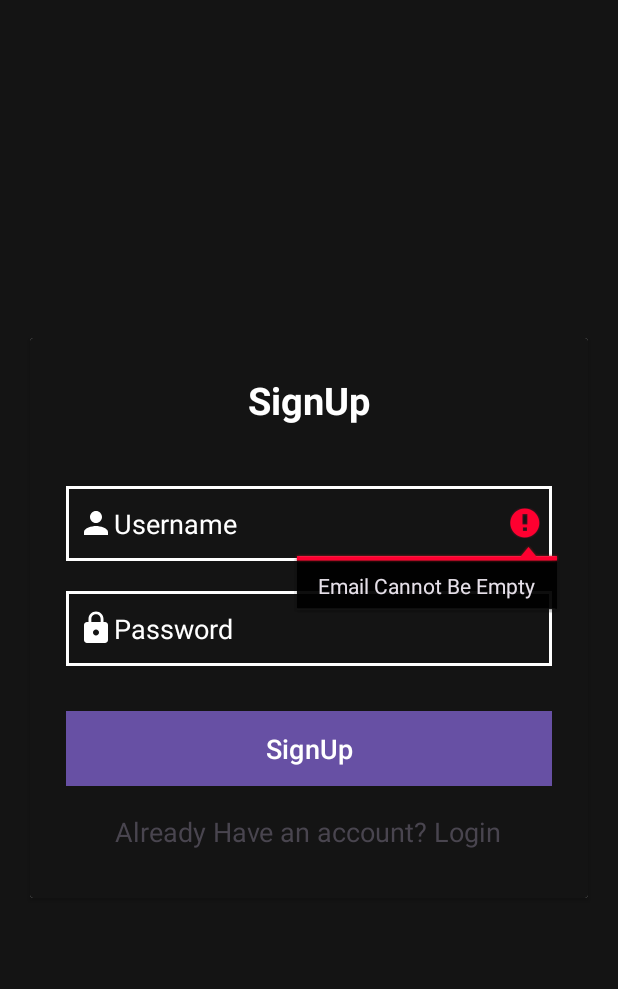
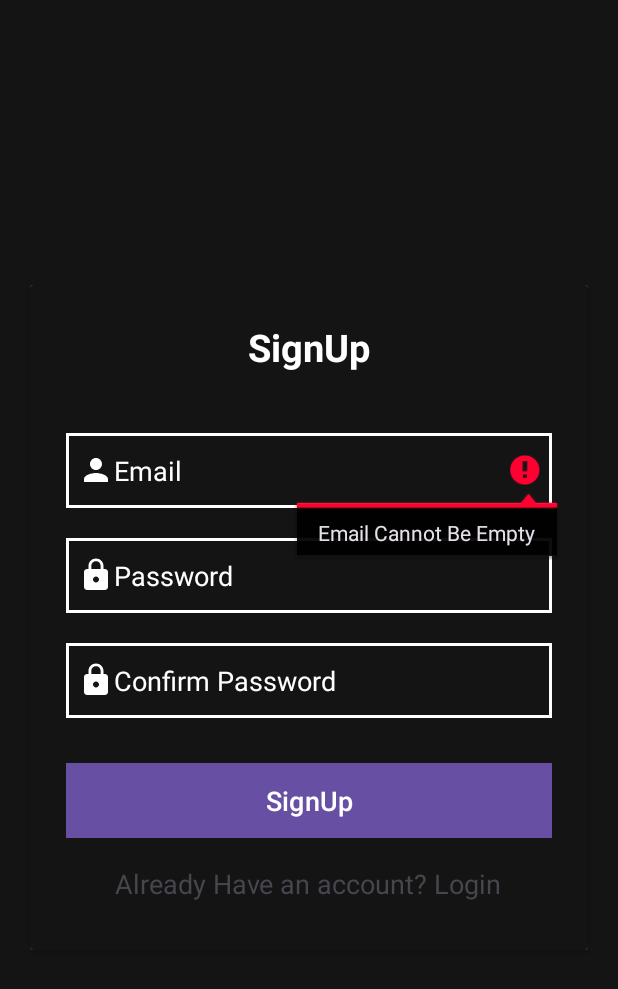
Before and after one commit to riojr100/Project_Kelompok3, an Android app: the SignUpActivity screen opened directly, with no data from a screen before it, after a tap on "SignUp", on a phone screen of 412 x 824 dp. Shown: the top 989 px of the screen. Run offline under Robolectric (Android 15) with nearby library versions, the phone set to English and light mode, and no system bars; our stand-ins replace Firebase (no records; nobody signed in at launch, a user with empty details on screens opened directly).

Commit message:
signup update
big steppa

```diff
--- a/app/src/main/java/com/example/project_kelompok3/SignUpActivity.kt
+++ b/app/src/main/java/com/example/project_kelompok3/SignUpActivity.kt
@@ -16,6 +16,7 @@ class SignUpActivity : AppCompatActivity() {
     private lateinit var auth: FirebaseAuth
     private lateinit var signupEmail: EditText
     private lateinit var signupPassword: EditText
+    private lateinit var signupConfirmPassword: EditText
     private lateinit var signupButton: Button
     private lateinit var loginRedirectText: TextView
 
@@ -33,27 +34,33 @@ class SignUpActivity : AppCompatActivity() {
         auth = FirebaseAuth.getInstance()
         signupEmail = findViewById(R.id.signup_email)
         signupPassword = findViewById(R.id.signup_password)
+        signupConfirmPassword = findViewById(R.id.signup_confirm_password)
         signupButton = findViewById(R.id.signup_button)
         loginRedirectText = findViewById(R.id.loginRedirectText)
 
         signupButton.setOnClickListener {
-            val user = signupEmail.text.toString().trim()
+            val email = signupEmail.text.toString().trim()
             val pass = signupPassword.text.toString().trim()
+            val confirmPass = signupConfirmPassword.text.toString().trim()
 
             when {
-                user.isEmpty() -> {
+                email.isEmpty() -> {
                     signupEmail.error = "Email Cannot Be Empty"
                 }
                 pass.isEmpty() -> {
                     signupPassword.error = "Password Cannot Be Empty"
                 }
+                confirmPass.isEmpty() -> {
+                    signupConfirmPassword.error = "Confirm Password Cannot Be Empty"
+                }
+                pass != confirmPass -> {
+                    signupConfirmPassword.error = "Passwords do not match"
+                }
                 else -> {
-                    auth.createUserWithEmailAndPassword(user, pass).addOnCompleteListener { task ->
+                    auth.createUserWithEmailAndPassword(email, pass).addOnCompleteListener { task ->
                         if (task.isSuccessful) {
-                            Toast.makeText(this@SignUpActivity, "Signup Is Successful", Toast.LENGTH_SHORT).show()
-                            FirebaseAuth.getInstance().signOut()
+                            Toast.makeText(this@SignUpActivity, "Signup Successful", Toast.LENGTH_SHORT).show()
                             startActivity(Intent(this@SignUpActivity, LoginActivity::class.java))
-                            finish()
                         } else {
                             Toast.makeText(this@SignUpActivity, "Signup Failed: ${task.exception?.message}", Toast.LENGTH_SHORT).show()
                         }
@@ -64,7 +71,6 @@ class SignUpActivity : AppCompatActivity() {
 
         loginRedirectText.setOnClickListener {
             startActivity(Intent(this@SignUpActivity, LoginActivity::class.java))
-            finish()
         }
     }
 }
--- a/app/src/main/res/layout/activity_login.xml
+++ b/app/src/main/res/layout/activity_login.xml
@@ -41,7 +41,7 @@
                 android:layout_marginTop="40dp"
                 android:background="@drawable/custom_edittext"
                 android:drawableLeft="@drawable/baseline_person_24"
-                android:hint="Username"
+                android:hint="Email"
                 android:padding="8dp"
                 android:textColorHint="@android:color/white"
                 android:textColor="@color/white"/>
--- a/app/src/main/res/layout/activity_sign_up.xml
+++ b/app/src/main/res/layout/activity_sign_up.xml
@@ -41,7 +41,7 @@
                 android:layout_marginTop="40dp"
                 android:background="@drawable/custom_edittext"
                 android:drawableLeft="@drawable/baseline_person_24"
-                android:hint="Username"
+                android:hint="@string/email"
                 android:padding="8dp"
                 android:textColorHint="@android:color/white"
                 android:textColor="@color/white"/>
@@ -54,6 +54,20 @@
                 android:background="@drawable/custom_edittext"
                 android:drawableLeft="@drawable/baseline_lock_24"
                 android:hint="Password"
+                android:inputType="textPassword"
+                android:padding="8dp"
+                android:textColorHint="@android:color/white"
+                android:textColor="@color/white"/>
+
+            <EditText
+                android:id="@+id/signup_confirm_password"
+                android:layout_width="match_parent"
+                android:layout_height="50dp"
+                android:layout_marginTop="20dp"
+                android:background="@drawable/custom_edittext"
+                android:drawableLeft="@drawable/baseline_lock_24"
+                android:hint="@string/confirm_password"
+                android:inputType="textPassword"
                 android:padding="8dp"
                 android:textColorHint="@android:color/white"
                 android:textColor="@color/white"/>
@@ -80,6 +94,5 @@
 
         </LinearLayout>
 
-
     </androidx.cardview.widget.CardView>
 </LinearLayout>
--- a/app/src/main/res/values/strings.xml
+++ b/app/src/main/res/values/strings.xml
@@ -7,4 +7,6 @@
     <string name="stop">Stop</string>
     <!-- TODO: Remove or change this placeholder text -->
     <string name="hello_blank_fragment">Hello blank fragment</string>
+    <string name="confirm_password">Confirm Password</string>
+    <string name="email">Email</string>
 </resources>
```
